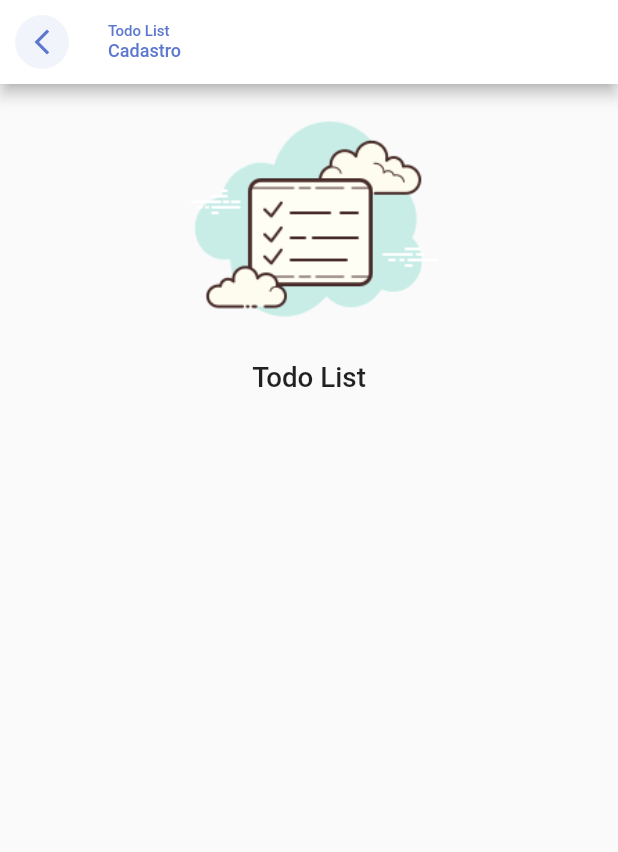
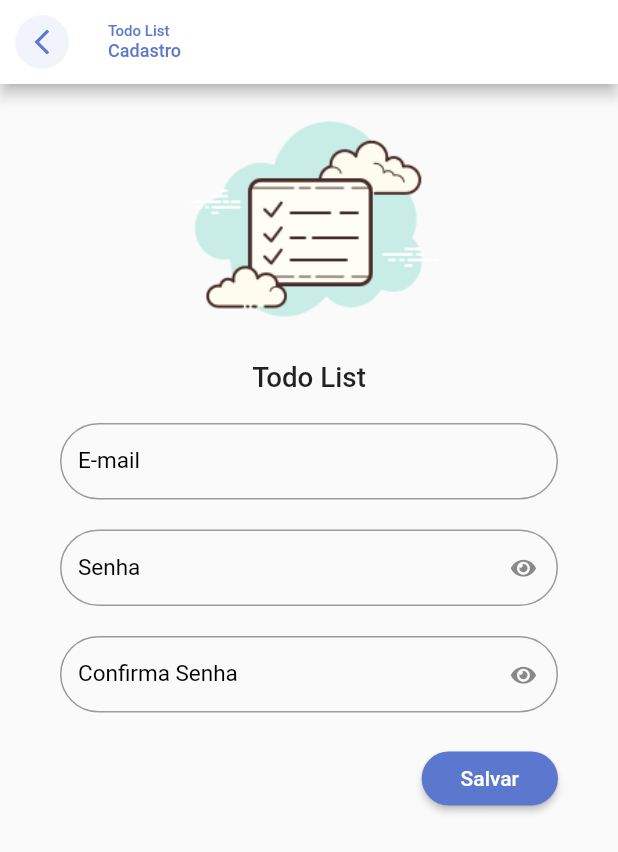
Before and after one commit to itajacy/todo_list_provider, a Flutter app: the RegisterPage screen opened directly, on a phone screen of 412 x 824 dp. Shown: the top 852 px of the screen. Run offline on Flutter 3.47's test engine with Material 2 defaults, Android fonts, the phone set to English and light mode, and no system bars; our stand-ins replace google_fonts, sign_in_button, sqflite, sqflite_common, synchronized; accounts and stored records are empty; Roboto replaces fonts that are missing (Mandali).

Commit message:
finalização do formulário da tela de registro alterado register_page.dart

```diff
--- a/lib/app/modules/auth/register/register_page.dart
+++ b/lib/app/modules/auth/register/register_page.dart
@@ -1,5 +1,6 @@
 import 'package:flutter/material.dart';
 import 'package:todo_list_provider/app/core/ui/theme_extensions.dart';
+import 'package:todo_list_provider/app/core/widget/todo_list_field.dart';
 import 'package:todo_list_provider/app/core/widget/todo_list_logo.dart';
 
 class RegisterPage extends StatelessWidget {
@@ -48,6 +49,48 @@ class RegisterPage extends StatelessWidget {
               fit: BoxFit.fitHeight,
             ),
           ),
+          Padding(
+            padding: EdgeInsets.symmetric(horizontal: 40, vertical: 20),
+            child: Form(
+              child: Column(
+                children: [
+                  TodoListField(label: 'E-mail'),
+                  SizedBox(
+                    height: 20,
+                  ),
+                  TodoListField(
+                    label: 'Senha',
+                    obscureText: true,
+                  ),
+                  SizedBox(
+                    height: 20,
+                  ),
+                  TodoListField(
+                    label: 'Confirma Senha',
+                    obscureText: true,
+                  ),
+                  SizedBox(
+                    height: 20,
+                  ),
+                  Align(
+                    alignment: Alignment.bottomRight,
+                    child: ElevatedButton(
+                      onPressed: () {},
+                      child: Padding(
+                        padding: EdgeInsets.all(10.0),
+                        child: Text('Salvar'),
+                      ),
+                      style: ElevatedButton.styleFrom(
+                        shape: RoundedRectangleBorder(
+                          borderRadius: BorderRadius.circular(20),
+                        ),
+                      ),
+                    ),
+                  ),
+                ],
+              ),
+            ),
+          )
         ],
       ),
     );
```
